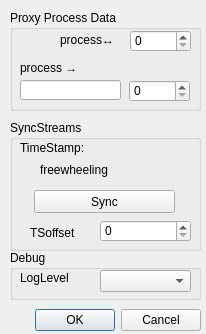
Old version of the form WILMA/gui/UIs/MIXconfig.ui in the repository iem-projects/WILMAmix.
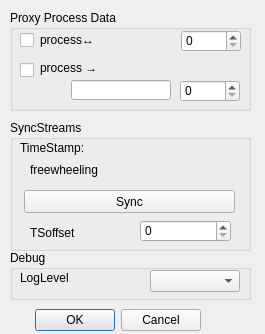
New version of the form.

Commit message: toggle to enable/disable proxying

Diff of the .ui file:
```diff
--- a/WILMA/gui/UIs/MIXconfig.ui
+++ b/WILMA/gui/UIs/MIXconfig.ui
@@ -6,7 +6,7 @@
    <rect>
     <x>0</x>
     <y>0</y>
-    <width>206</width>
+    <width>265</width>
     <height>334</height>
    </rect>
   </property>
@@ -34,7 +34,7 @@
     <rect>
      <x>10</x>
      <y>10</y>
-     <width>191</width>
+     <width>241</width>
      <height>101</height>
     </rect>
    </property>
@@ -44,9 +44,9 @@
    <widget class="QSpinBox" name="proxy_recvPort">
     <property name="geometry">
      <rect>
-      <x>120</x>
+      <x>171</x>
       <y>20</y>
-      <width>61</width>
+      <width>60</width>
       <height>22</height>
      </rect>
     </property>
@@ -60,9 +60,9 @@
    <widget class="QLineEdit" name="proxy_sendHost">
     <property name="geometry">
      <rect>
-      <x>10</x>
+      <x>61</x>
       <y>70</y>
-      <width>101</width>
+      <width>100</width>
       <height>20</height>
      </rect>
     </property>
@@ -73,9 +73,9 @@
    <widget class="QSpinBox" name="proxy_sendPort">
     <property name="geometry">
      <rect>
-      <x>119</x>
+      <x>170</x>
       <y>70</y>
-      <width>61</width>
+      <width>60</width>
       <height>22</height>
      </rect>
     </property>
@@ -89,9 +89,9 @@
    <widget class="QLabel" name="label_fromProcess">
     <property name="geometry">
      <rect>
-      <x>10</x>
+      <x>30</x>
       <y>50</y>
-      <width>101</width>
+      <width>100</width>
       <height>16</height>
      </rect>
     </property>
@@ -105,7 +105,7 @@
    <widget class="QLabel" name="label_toProcess">
     <property name="geometry">
      <rect>
-      <x>50</x>
+      <x>30</x>
       <y>20</y>
       <width>60</width>
       <height>20</height>
@@ -118,13 +118,39 @@
      <string>process↔</string>
     </property>
    </widget>
+   <widget class="QCheckBox" name="proxy_recvEnable">
+    <property name="geometry">
+     <rect>
+      <x>10</x>
+      <y>20</y>
+      <width>16</width>
+      <height>20</height>
+     </rect>
+    </property>
+    <property name="text">
+     <string/>
+    </property>
+   </widget>
+   <widget class="QCheckBox" name="proxy_sendEnable">
+    <property name="geometry">
+     <rect>
+      <x>10</x>
+      <y>50</y>
+      <width>16</width>
+      <height>20</height>
+     </rect>
+    </property>
+    <property name="text">
+     <string/>
+    </property>
+   </widget>
   </widget>
   <widget class="QGroupBox" name="frame_sync">
    <property name="geometry">
     <rect>
      <x>10</x>
      <y>120</y>
-     <width>191</width>
+     <width>241</width>
      <height>131</height>
     </rect>
    </property>
@@ -134,9 +160,9 @@
    <widget class="QPushButton" name="syncButton">
     <property name="geometry">
      <rect>
-      <x>24</x>
+      <x>14</x>
       <y>70</y>
-      <width>141</width>
+      <width>211</width>
       <height>23</height>
      </rect>
     </property>
@@ -153,7 +179,7 @@
    <widget class="QLabel" name="label_sync">
     <property name="geometry">
      <rect>
-      <x>30</x>
+      <x>20</x>
       <y>40</y>
       <width>71</width>
       <height>20</height>
@@ -169,9 +195,9 @@
    <widget class="QLabel" name="label_syncTS">
     <property name="geometry">
      <rect>
-      <x>60</x>
+      <x>110</x>
       <y>40</y>
-      <width>101</width>
+      <width>121</width>
       <height>20</height>
      </rect>
     </property>
@@ -188,7 +214,7 @@
    <widget class="QSpinBox" name="offsetTS">
     <property name="geometry">
      <rect>
-      <x>90</x>
+      <x>130</x>
       <y>100</y>
       <width>91</width>
       <height>22</height>
@@ -235,7 +261,7 @@
      <rect>
       <x>80</x>
       <y>20</y>
-      <width>101</width>
+      <width>151</width>
       <height>20</height>
      </rect>
     </property>
@@ -258,7 +284,7 @@
     <rect>
      <x>10</x>
      <y>250</y>
-     <width>191</width>
+     <width>241</width>
      <height>50</height>
     </rect>
    </property>
@@ -268,9 +294,9 @@
    <widget class="QComboBox" name="debugLevel">
     <property name="geometry">
      <rect>
-      <x>90</x>
+      <x>140</x>
       <y>20</y>
-      <width>91</width>
+      <width>90</width>
       <height>22</height>
      </rect>
     </property>
```
Left out of the diff: 6 changed lines with no effect on the pictures.
